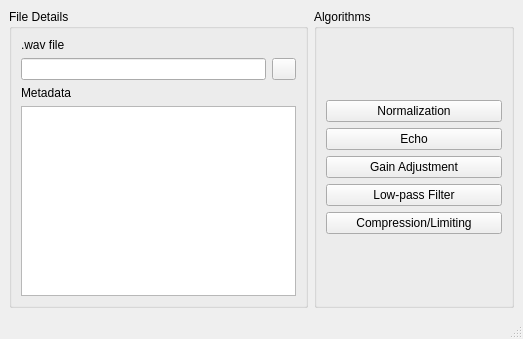
Old version of the form uic/mainwindow.ui in the repository gonzales-lloyd/cs-202-final-project.
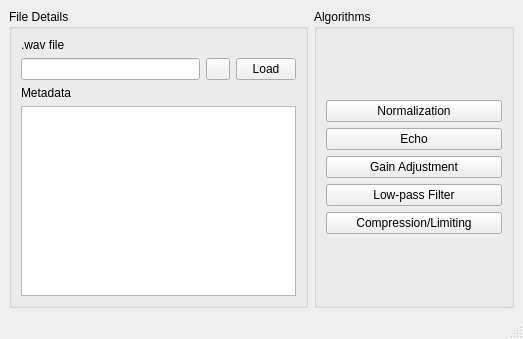
New version of the form. Icons and pictures are not drawn.

What changed in the file:
```diff
--- a/uic/mainwindow.ui
+++ b/uic/mainwindow.ui
@@ -57,6 +57,19 @@
            </property>
           </widget>
          </item>
+         <item>
+          <widget class="QPushButton" name="loadFileButton">
+           <property name="maximumSize">
+            <size>
+             <width>60</width>
+             <height>16777215</height>
+            </size>
+           </property>
+           <property name="text">
+            <string>Load</string>
+           </property>
+          </widget>
+         </item>
         </layout>
        </item>
        <item>
```
Left out of the diff: 2 changed lines with no effect on the pictures.
